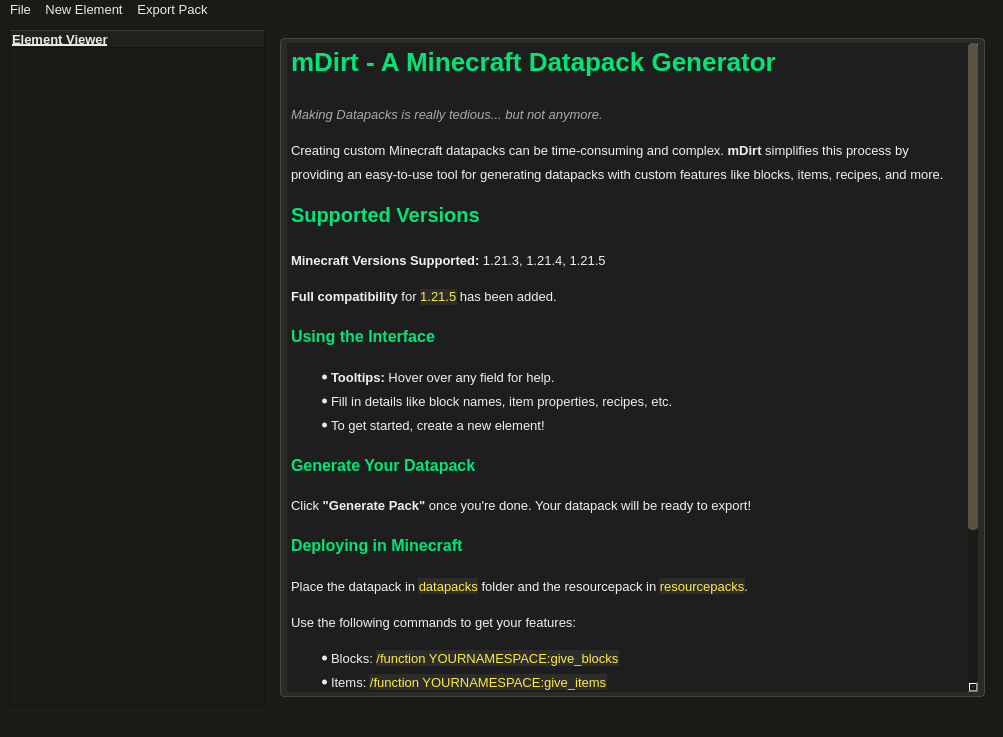
Before: the Qt Designer form lib/ui.ui in Faith-and-Code-Technologies/mDirt, drawn with Qt 5.
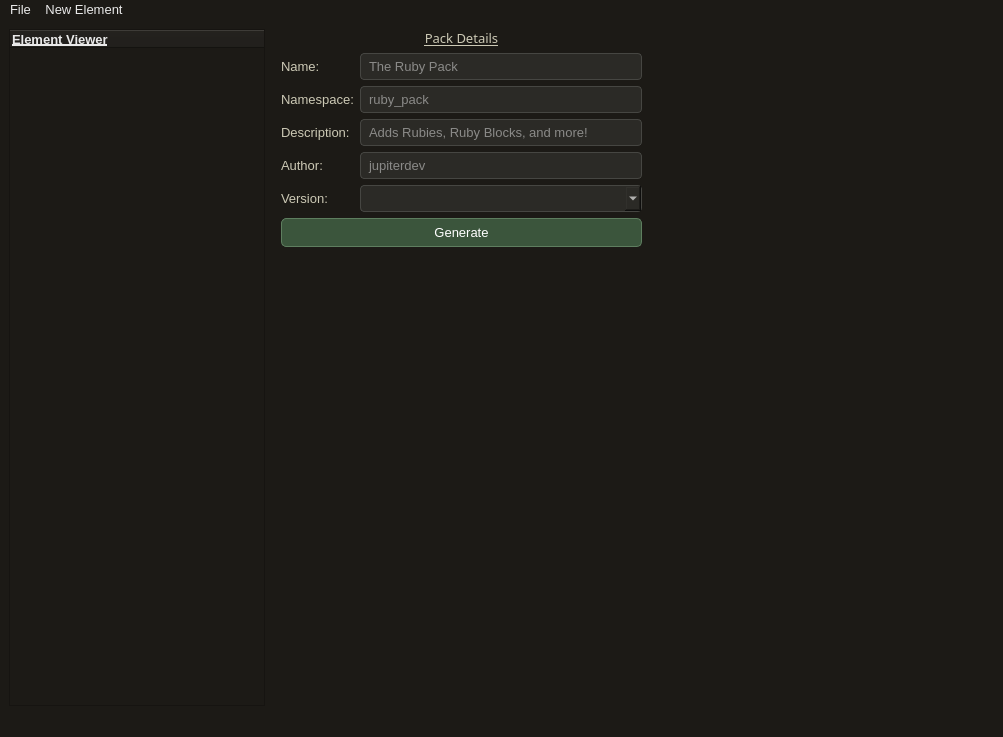
After: the same form once the commit is applied. The open tabs and pages were chosen to show the change.

Commit message: Added details screen to the UI

```diff
--- a/lib/ui.ui
+++ b/lib/ui.ui
@@ -1690,7 +1690,135 @@
        <zorder>paintingTexture</zorder>
        <zorder>paintingTextureButton</zorder>
        <zorder>paintingTextureLabel</zorder>
-       <zorder>layoutWidget</zorder>
+       <zorder>layoutWidget2</zorder>
+      </widget>
+      <widget class="QWidget" name="details">
+       <widget class="QWidget" name="formLayoutWidget">
+        <property name="geometry">
+         <rect>
+          <x>10</x>
+          <y>0</y>
+          <width>361</width>
+          <height>281</height>
+         </rect>
+        </property>
+        <layout class="QFormLayout" name="formLayout_3">
+         <item row="1" column="0">
+          <widget class="QLabel" name="label_3">
+           <property name="text">
+            <string>Name:</string>
+           </property>
+          </widget>
+         </item>
+         <item row="1" column="1">
+          <widget class="QLineEdit" name="packName">
+           <property name="toolTip">
+            <string>&lt;html&gt;&lt;head/&gt;&lt;body&gt;&lt;p&gt;The name of your data and resource pack!&lt;/p&gt;&lt;/body&gt;&lt;/html&gt;</string>
+           </property>
+           <property name="placeholderText">
+            <string>The Ruby Pack</string>
+           </property>
+          </widget>
+         </item>
+         <item row="2" column="0">
+          <widget class="QLabel" name="label_7">
+           <property name="text">
+            <string>Namespace:</string>
+           </property>
+          </widget>
+         </item>
+         <item row="2" column="1">
+          <widget class="QLineEdit" name="packNamespace">
+           <property name="toolTip">
+            <string>&lt;html&gt;&lt;head/&gt;&lt;body&gt;&lt;p&gt;The namespace of your pack.&lt;/p&gt;&lt;p&gt;&lt;span style=&quot; font-weight:700;&quot;&gt;Only lowercase and underscores. NO spaces.&lt;/span&gt;&lt;/p&gt;&lt;/body&gt;&lt;/html&gt;</string>
+           </property>
+           <property name="placeholderText">
+            <string>ruby_pack</string>
+           </property>
+          </widget>
+         </item>
+         <item row="5" column="0">
+          <widget class="QLabel" name="label_9">
+           <property name="text">
+            <string>Version:</string>
+           </property>
+          </widget>
+         </item>
+         <item row="5" column="1">
+          <widget class="QComboBox" name="packVersion">
+           <property name="toolTip">
+            <string>&lt;html&gt;&lt;head/&gt;&lt;body&gt;&lt;p&gt;The version of Minecraft your pack will be made for.&lt;/p&gt;&lt;p&gt;&lt;span style=&quot; font-weight:700;&quot;&gt;If you select 1.21.3, paintings will be skipped and NOT generated!&lt;/span&gt;&lt;/p&gt;&lt;/body&gt;&lt;/html&gt;</string>
+           </property>
+           <property name="placeholderText">
+            <string/>
+           </property>
+          </widget>
+         </item>
+         <item row="3" column="0">
+          <widget class="QLabel" name="label_10">
+           <property name="text">
+            <string>Description:</string>
+           </property>
+          </widget>
+         </item>
+         <item row="4" column="0">
+          <widget class="QLabel" name="label_11">
+           <property name="text">
+            <string>Author:</string>
+           </property>
+          </widget>
+         </item>
+         <item row="3" column="1">
+          <widget class="QLineEdit" name="packDescription">
+           <property name="toolTip">
+            <string>&lt;html&gt;&lt;head/&gt;&lt;body&gt;&lt;p&gt;The description of your pack that displays when enabling the resource/data packs.&lt;/p&gt;&lt;/body&gt;&lt;/html&gt;</string>
+           </property>
+           <property name="placeholderText">
+            <string>Adds Rubies, Ruby Blocks, and more!</string>
+           </property>
+          </widget>
+         </item>
+         <item row="4" column="1">
+          <widget class="QLineEdit" name="packAuthor">
+           <property name="toolTip">
+            <string>&lt;html&gt;&lt;head/&gt;&lt;body&gt;&lt;p&gt;You're name, or you're &lt;span style=&quot; font-style:italic;&quot;&gt;online&lt;/span&gt; name.&lt;/p&gt;&lt;p&gt;&lt;span style=&quot; font-weight:700;&quot;&gt;Only lowercase and underscores. NO spaces.&lt;/span&gt;&lt;/p&gt;&lt;/body&gt;&lt;/html&gt;</string>
+           </property>
+           <property name="placeholderText">
+            <string>jupiterdev</string>
+           </property>
+          </widget>
+         </item>
+         <item row="6" column="0" colspan="2">
+          <widget class="QPushButton" name="packGenerate">
+           <property name="toolTip">
+            <string>&lt;html&gt;&lt;head/&gt;&lt;body&gt;&lt;p&gt;Click once you have filled in the other details, and it will generate the packs!&lt;/p&gt;&lt;/body&gt;&lt;/html&gt;</string>
+           </property>
+           <property name="text">
+            <string>Generate</string>
+           </property>
+          </widget>
+         </item>
+         <item row="0" column="0" colspan="2">
+          <widget class="QLabel" name="label_12">
+           <property name="font">
+            <font>
+             <family>JetBrains Mono</family>
+             <pointsize>-1</pointsize>
+             <italic>false</italic>
+             <bold>false</bold>
+             <underline>true</underline>
+            </font>
+           </property>
+           <property name="text">
+            <string>Pack Details</string>
+           </property>
+           <property name="alignment">
+            <set>Qt::AlignmentFlag::AlignCenter</set>
+           </property>
+          </widget>
+         </item>
+        </layout>
+       </widget>
       </widget>
      </widget>
     </item>
@@ -1722,15 +1850,10 @@
     </property>
     <addaction name="actionSave"/>
     <addaction name="actionLoad"/>
-   </widget>
-   <widget class="QMenu" name="menuExport">
-    <property name="title">
-     <string>Export Pack</string>
-    </property>
+    <addaction name="actionExport_Pack"/>
    </widget>
    <addaction name="menuSave"/>
    <addaction name="menuNew_Element"/>
-   <addaction name="menuExport"/>
   </widget>
   <action name="actionBlock">
    <property name="text">
```
Left out of the diff: 11 changed lines with no effect on the pictures. The commit also changes 2 other files.
